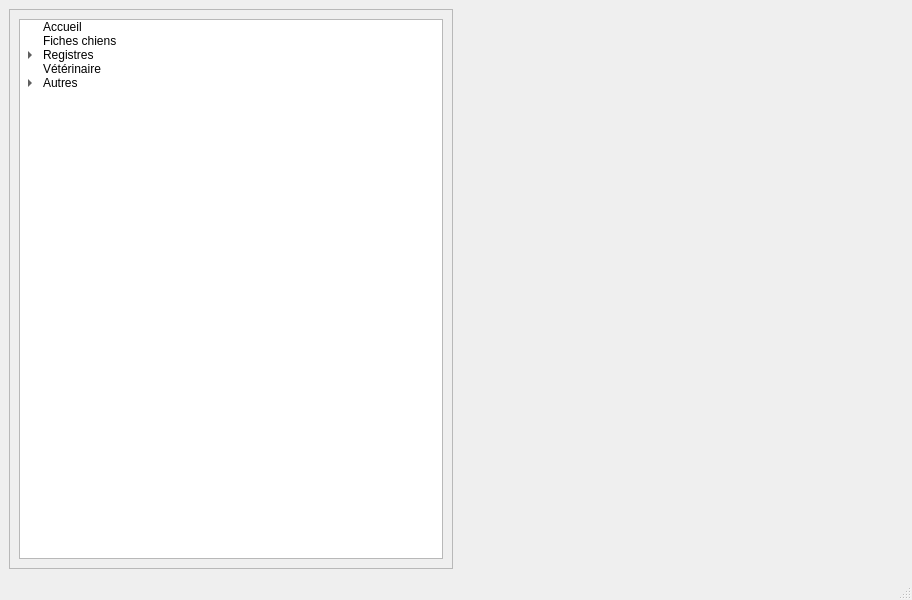
Before: the Qt Designer form mainwindow.ui in ArtAuc/mkrescue, drawn with Qt 5.
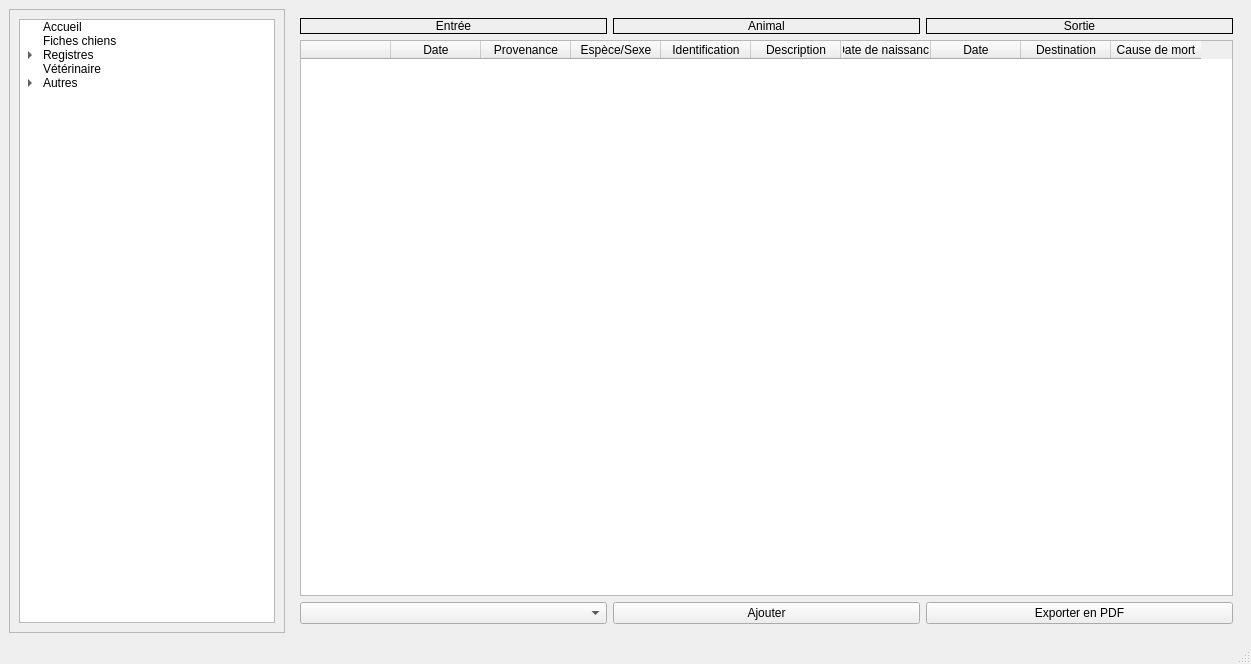
After: the same form once the commit is applied. The open tabs and pages were chosen to show the change.

Commit message: Loading ES_Registry table to UI + reorder it by year

The edit to the form file:
```diff
--- a/mainwindow.ui
+++ b/mainwindow.ui
@@ -6,8 +6,8 @@
    <rect>
     <x>0</x>
     <y>0</y>
-    <width>912</width>
-    <height>600</height>
+    <width>1251</width>
+    <height>664</height>
    </rect>
   </property>
   <property name="windowTitle">
@@ -32,6 +32,12 @@
       <layout class="QVBoxLayout" name="verticalLayout">
        <item>
         <widget class="QTreeWidget" name="menuTree">
+         <property name="sizePolicy">
+          <sizepolicy hsizetype="Minimum" vsizetype="Expanding">
+           <horstretch>0</horstretch>
+           <verstretch>0</verstretch>
+          </sizepolicy>
+         </property>
          <property name="itemsExpandable">
           <bool>false</bool>
          </property>
@@ -119,7 +125,149 @@
       </property>
       <widget class="QWidget" name="homePage"/>
       <widget class="QWidget" name="dogSheetsPage"/>
-      <widget class="QWidget" name="entryRegistryPage"/>
+      <widget class="QWidget" name="entryRegistryPage">
+       <layout class="QVBoxLayout" name="verticalLayout_2">
+        <item>
+         <layout class="QHBoxLayout" name="entryLabelLayout">
+          <item>
+           <widget class="QLabel" name="entryLabel2">
+            <property name="frameShape">
+             <enum>QFrame::Box</enum>
+            </property>
+            <property name="text">
+             <string>Entrée</string>
+            </property>
+            <property name="alignment">
+             <set>Qt::AlignCenter</set>
+            </property>
+           </widget>
+          </item>
+          <item>
+           <widget class="QLabel" name="entryLabel1">
+            <property name="frameShape">
+             <enum>QFrame::Box</enum>
+            </property>
+            <property name="text">
+             <string>Animal</string>
+            </property>
+            <property name="alignment">
+             <set>Qt::AlignCenter</set>
+            </property>
+           </widget>
+          </item>
+          <item>
+           <widget class="QLabel" name="entryLabel3">
+            <property name="frameShape">
+             <enum>QFrame::Box</enum>
+            </property>
+            <property name="text">
+             <string>Sortie</string>
+            </property>
+            <property name="alignment">
+             <set>Qt::AlignCenter</set>
+            </property>
+           </widget>
+          </item>
+         </layout>
+        </item>
+        <item>
+         <widget class="QTableWidget" name="entryTable">
+          <property name="sizePolicy">
+           <sizepolicy hsizetype="Expanding" vsizetype="Expanding">
+            <horstretch>0</horstretch>
+            <verstretch>0</verstretch>
+           </sizepolicy>
+          </property>
+          <property name="verticalScrollBarPolicy">
+           <enum>Qt::ScrollBarAsNeeded</enum>
+          </property>
+          <property name="horizontalScrollBarPolicy">
+           <enum>Qt::ScrollBarAsNeeded</enum>
+          </property>
+          <property name="editTriggers">
+           <set>QAbstractItemView::NoEditTriggers</set>
+          </property>
+          <property name="alternatingRowColors">
+           <bool>true</bool>
+          </property>
+          <attribute name="horizontalHeaderDefaultSectionSize">
+           <number>90</number>
+          </attribute>
+          <column>
+           <property name="text">
+            <string> </string>
+           </property>
+          </column>
+          <column>
+           <property name="text">
+            <string>Date</string>
+           </property>
+          </column>
+          <column>
+           <property name="text">
+            <string>Provenance</string>
+           </property>
+          </column>
+          <column>
+           <property name="text">
+            <string>Espèce/Sexe</string>
+           </property>
+          </column>
+          <column>
+           <property name="text">
+            <string>Identification</string>
+           </property>
+          </column>
+          <column>
+           <property name="text">
+            <string>Description</string>
+           </property>
+          </column>
+          <column>
+           <property name="text">
+            <string>Date de naissance</string>
+           </property>
+          </column>
+          <column>
+           <property name="text">
+            <string>Date</string>
+           </property>
+          </column>
+          <column>
+           <property name="text">
+            <string>Destination</string>
+           </property>
+          </column>
+          <column>
+           <property name="text">
+            <string>Cause de mort</string>
+           </property>
+          </column>
+         </widget>
+        </item>
+        <item>
+         <layout class="QHBoxLayout" name="bottomEntryLayout">
+          <item>
+           <widget class="QComboBox" name="yearEntryBox"/>
+          </item>
+          <item>
+           <widget class="QPushButton" name="addEntryButton">
+            <property name="text">
+             <string>Ajouter</string>
+            </property>
+           </widget>
+          </item>
+          <item>
+           <widget class="QPushButton" name="exportEntryButton">
+            <property name="text">
+             <string>Exporter en PDF</string>
+            </property>
+           </widget>
+          </item>
+         </layout>
+        </item>
+       </layout>
+      </widget>
       <widget class="QWidget" name="careRegistryPage"/>
       <widget class="QWidget" name="redListPage"/>
       <widget class="QWidget" name="lostPage"/>
```
Left out of the diff: 6 changed lines with no effect on the pictures. The commit also changes 4 other files.
